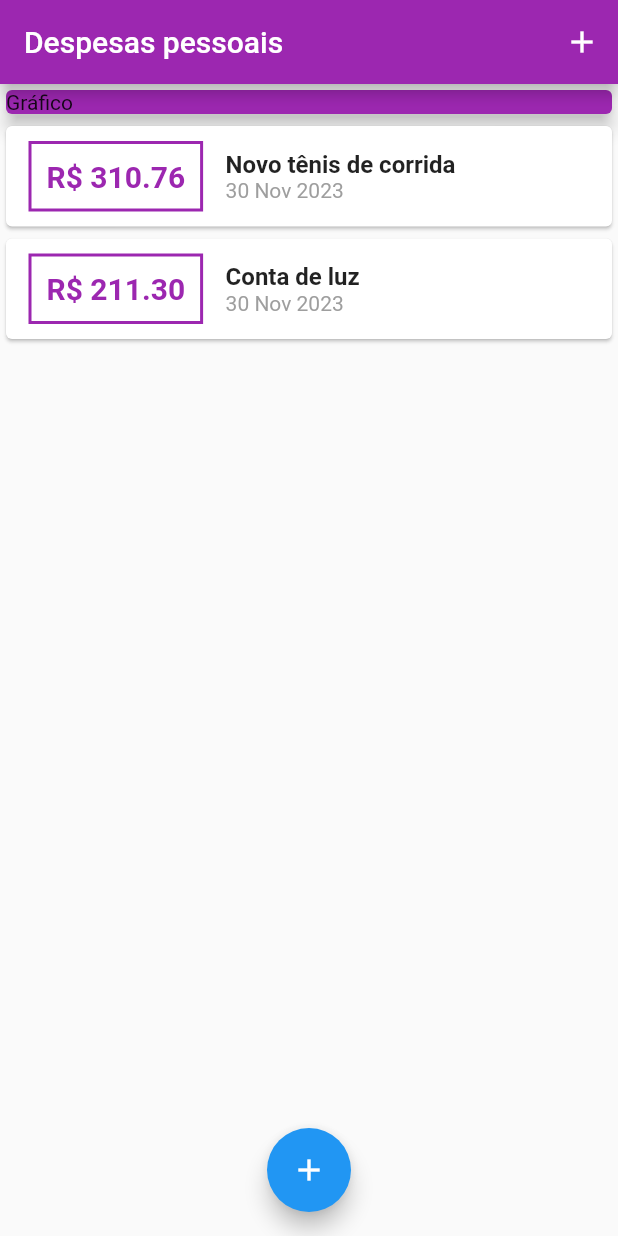
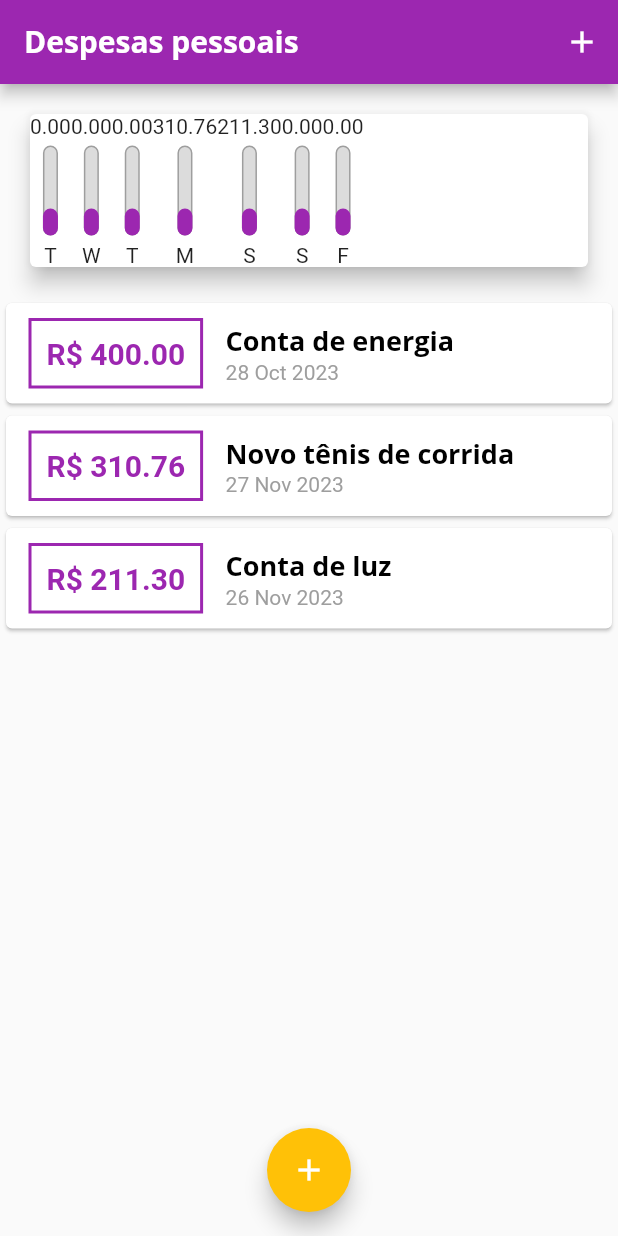
Before and after one commit to MarcosPauloo/ExpensesProject, a Flutter app: the screen it shows after launch, on a phone screen of 412 x 824 dp. Run offline on Flutter 3.47's test engine with Material 2 defaults, Android fonts, the phone set to English and light mode, and no system bars.

Commit message:
feat: adicionando fonts e o componente Chart

```diff
--- /dev/null
+++ b/lib/components/chart.dart
@@ -0,0 +1,49 @@
+import 'package:expenses/components/chart_bar.dart';
+import 'package:expenses/models/transaction.dart';
+import 'package:flutter/foundation.dart';
+import 'package:flutter/material.dart';
+import 'package:intl/intl.dart';
+
+class Chart extends StatelessWidget {
+  final List<Transaction> recentTransaction;
+  Chart(this.recentTransaction);
+
+  List<Map<String, Object>> get groupedTransaction {
+    return List.generate(7, (index) {
+      final weekDay = DateTime.now().subtract(
+        Duration(days: index),
+      );
+
+      double totalSum = 0.0;
+
+      for (var i = 0; i < recentTransaction.length; i++) {
+        bool sameDay = recentTransaction[i].date.day == weekDay.day;
+        bool sameMonth = recentTransaction[i].date.month == weekDay.month;
+        bool sameYear = recentTransaction[i].date.year == weekDay.year;
+
+        if (sameDay && sameMonth && sameYear) {
+          totalSum += recentTransaction[i].value;
+        }
+      }
+
+      return {'day': DateFormat.E().format(weekDay)[0], 'value': totalSum};
+    });
+  }
+
+  @override
+  Widget build(BuildContext context) {
+    return Card(
+      elevation: 6,
+      margin: EdgeInsets.all(20),
+      child: Row(
+        children: groupedTransaction.map((tr) {
+          return ChartBar(
+              label: tr['day'].toString(),
+              value: double.parse(tr['value'].toString()),
+              percentage: 0.3);
+          //return Text('${tr['day']} : ${tr['value']}');
+        }).toList(),
+      ),
+    );
+  }
+}
--- /dev/null
+++ b/lib/components/chart_bar.dart
@@ -0,0 +1,49 @@
+import 'package:flutter/material.dart';
+
+class ChartBar extends StatelessWidget {
+  final String label;
+  final double value;
+  final double percentage;
+  ChartBar(
+      {required this.label, required this.value, required this.percentage});
+
+  @override
+  Widget build(BuildContext context) {
+    return Column(
+      children: [
+        Text(value.toStringAsFixed(2)),
+        SizedBox(height: 5),
+        Container(
+          height: 60,
+          width: 10,
+          child: Stack(
+            alignment: Alignment.bottomCenter,
+            children: [
+              Container(
+                decoration: BoxDecoration(
+                  border: Border.all(
+                    width: 1.0,
+                    color: Colors.grey,
+                  ),
+                  color: Color.fromRGBO(220, 220, 220, 1),
+                  borderRadius: BorderRadius.circular(5),
+                ),
+              ),
+              FractionallySizedBox(
+                heightFactor: percentage,
+                child: Container(
+                  decoration: BoxDecoration(
+                    color: Theme.of(context).colorScheme.primary,
+                    borderRadius: BorderRadius.circular(5),
+                  ),
+                ),
+              )
+            ],
+          ),
+        ),
+        SizedBox(height: 5),
+        Text(label)
+      ],
+    );
+  }
+}
--- a/lib/components/transaction_list.dart
+++ b/lib/components/transaction_list.dart
@@ -10,7 +10,25 @@ class TransactionList extends StatelessWidget {
   Widget build(BuildContext context) {
     return Container(
       height: 300,
-      child: ListView.builder(
+      child: transactions.isEmpty
+          ? Column(
+              children: [
+                SizedBox(height: 20),
+                Text(
+                  'Nenhuma transação cadastrada',
+                  style: Theme.of(context).textTheme.titleLarge,
+                ),
+                SizedBox(height: 20),
+                Container(
+                  height: 200,
+                  child: Image.asset(
+                    'assets/images/waiting.png',
+                    fit: BoxFit.cover,
+                  ),
+                ),
+              ],
+            )
+          : ListView.builder(
               itemCount: transactions.length,
               itemBuilder: (ctx, index) {
                 final tr = transactions[index];
@@ -18,15 +36,19 @@ class TransactionList extends StatelessWidget {
                   child: Row(
                     children: [
                       Container(
-                  margin: EdgeInsets.symmetric(horizontal: 15, vertical: 10),
+                        margin:
+                            EdgeInsets.symmetric(horizontal: 15, vertical: 10),
                         decoration: BoxDecoration(
-                    border: Border.all(color: Colors.purple, width: 2),
+                          border: Border.all(
+                            color: Theme.of(context).colorScheme.primary,
+                            width: 2,
+                          ),
                         ),
                         padding: EdgeInsets.all(10),
                         child: Text(
                           'R\$ ${tr.value.toStringAsFixed(2)}', // 2 casas decimais
                           style: TextStyle(
-                      color: Colors.purple,
+                            color: Theme.of(context).colorScheme.primary,
                             fontSize: 20,
                             fontWeight: FontWeight.bold,
                           ),
@@ -37,10 +59,7 @@ class TransactionList extends StatelessWidget {
                         children: [
                           Text(
                             tr.title,
-                      style: TextStyle(
-                        fontWeight: FontWeight.bold,
-                        fontSize: 16,
-                      ),
+                            style: Theme.of(context).textTheme.titleLarge,
                           ),
                           Text(
                             DateFormat('d MMM y').format(tr.date),
--- a/lib/main.dart
+++ b/lib/main.dart
@@ -1,5 +1,6 @@
 import 'dart:math';
 
+import 'package:expenses/components/chart.dart';
 import 'package:expenses/components/transaction_form.dart';
 import 'package:expenses/components/transaction_list.dart';
 import 'package:flutter/material.dart';
@@ -12,8 +13,31 @@ class ExpensesApp extends StatelessWidget {
 
   @override
   Widget build(BuildContext context) {
+    final ThemeData tema = ThemeData();
+
     return MaterialApp(
       home: MyHomePage(),
+      theme: tema.copyWith(
+        colorScheme: tema.colorScheme.copyWith(
+          primary: Colors.purple,
+          secondary: Colors.amber,
+        ),
+        textTheme: tema.textTheme.copyWith(
+          titleLarge: TextStyle(
+            fontFamily: 'OpenSans',
+            fontSize: 18,
+            fontWeight: FontWeight.bold,
+            color: Colors.black,
+          ),
+        ),
+        appBarTheme: AppBarTheme(
+          titleTextStyle: TextStyle(
+            fontFamily: 'OpenSans',
+            fontSize: 20,
+            fontWeight: FontWeight.bold,
+          ),
+        ),
+      ),
     );
   }
 }
@@ -26,26 +50,41 @@ class MyHomePage extends StatefulWidget {
 class _MyHomePageState extends State<MyHomePage> {
   _openTransactionFormModal(BuildContext context) {
     showModalBottomSheet(
-        context: context,
-        builder: (_) {
-          return TransactionForm(_addTransaction);
-        });
+      context: context,
+      builder: (_) {
+        return TransactionForm(_addTransaction);
+      },
+    );
   }
 
-  final _transaction = [
+  final List<Transaction> _transaction = [
+    Transaction(
+      id: 't0',
+      title: 'Conta de energia',
+      value: 400.00,
+      date: DateTime.now().subtract(Duration(days: 33)),
+    ),
     Transaction(
       id: 't1',
       title: 'Novo tênis de corrida',
       value: 310.76,
-      date: DateTime.now(),
+      date: DateTime.now().subtract(Duration(days: 3)),
     ),
     Transaction(
       id: 't2',
       title: 'Conta de luz',
       value: 211.30,
-      date: DateTime.now(),
+      date: DateTime.now().subtract(Duration(days: 4)),
     ),
   ];
+
+  List<Transaction> get _recentTransaction {
+    return _transaction.where((tr) {
+      return tr.date.isAfter(DateTime.now().subtract(
+        Duration(days: 7),
+      ));
+    }).toList();
+  }
 
   _addTransaction(String title, double value) {
     final newTransaction = Transaction(
@@ -79,14 +118,7 @@ class _MyHomePageState extends State<MyHomePage> {
         child: Column(
           crossAxisAlignment: CrossAxisAlignment.stretch,
           children: [
-            Container(
-              width: double.infinity,
-              child: Card(
-                child: Text("Gráfico"),
-                color: Colors.purple,
-                elevation: 5,
-              ),
-            ),
+            Chart(_recentTransaction),
             TransactionList(transactions: _transaction),
           ],
         ),
```
Also changed, not shown: pubspec.yaml (+15 -17 lines), assets/fonts/OpenSans-Bold.ttf (added), assets/fonts/OpenSans-Regular.ttf (added), assets/fonts/Quicksand-Bold.ttf (added), assets/fonts/Quicksand-Light.ttf (added), assets/fonts/Quicksand-Medium.ttf (added), assets/fonts/Quicksand-Regular.ttf (added), assets/images/waiting.png (added). Lines whose indentation alone changed are shown as unchanged.
